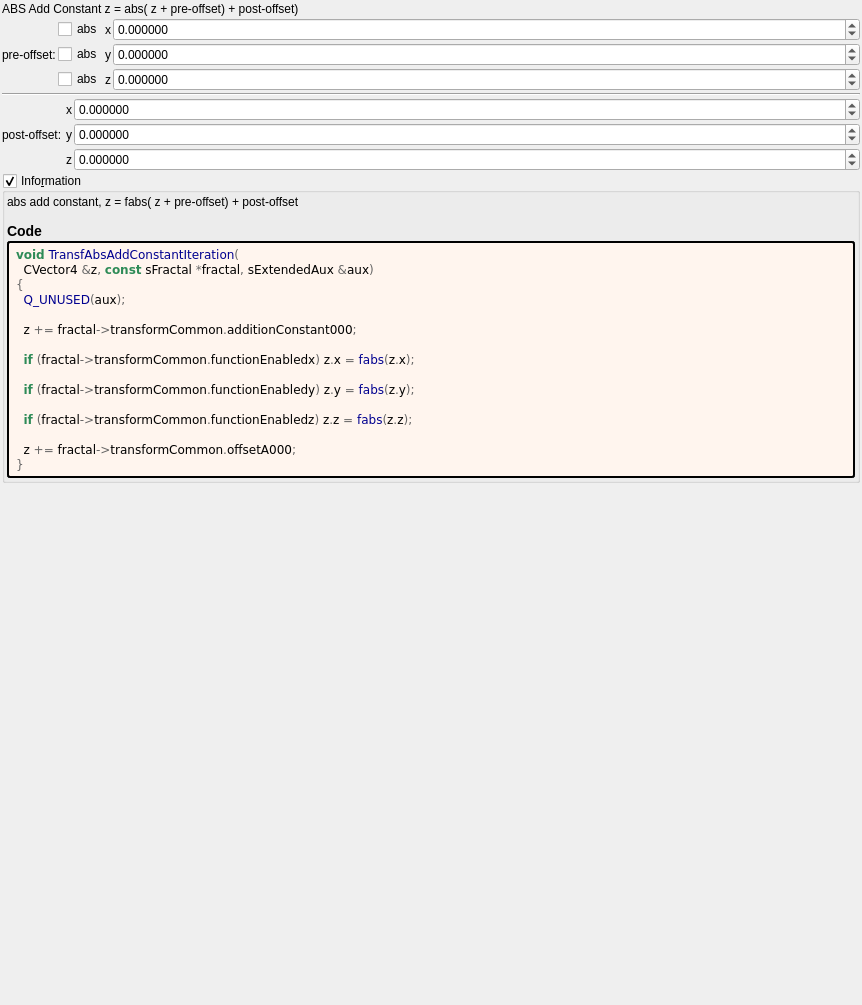
buddhi1980/mandelbulber2, file mandelbulber2/formula/ui/transf_abs_add_constant.ui: the form before one commit.
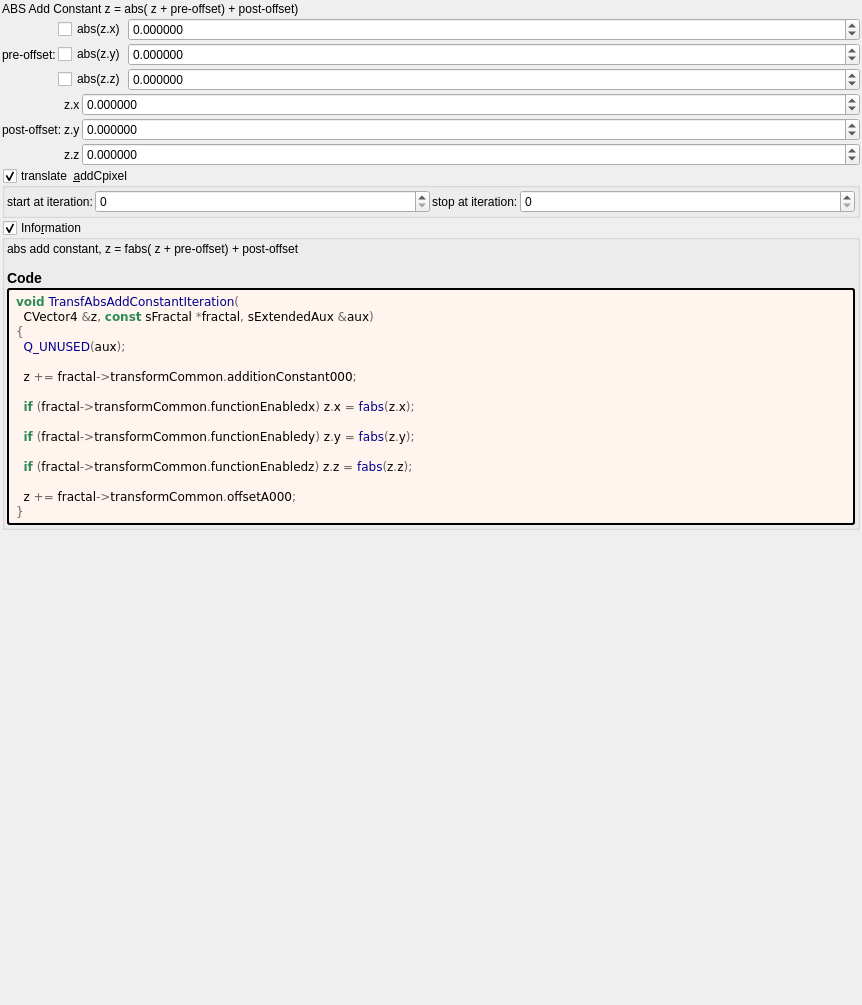
The form after the commit. Custom widgets are drawn as their Qt base class.

Commit message: transf_abs_add_constant.ui enable translate cPixel

```diff
--- a/mandelbulber2/formula/ui/transf_abs_add_constant.ui
+++ b/mandelbulber2/formula/ui/transf_abs_add_constant.ui
@@ -37,50 +37,11 @@
     </widget>
    </item>
    <item>
-    <layout class="QGridLayout" name="gridLayout_4" columnstretch="0,0,0,1">
+    <layout class="QGridLayout" name="gridLayout_9" columnstretch="0,0,1">
      <property name="spacing">
       <number>2</number>
      </property>
-     <item row="1" column="0">
-      <widget class="QLabel" name="label_23">
-       <property name="text">
-        <string>pre-offset:</string>
-       </property>
-      </widget>
-     </item>
-     <item row="1" column="2">
-      <widget class="QLabel" name="label_25">
-       <property name="text">
-        <string notr="true">y</string>
-       </property>
-      </widget>
-     </item>
-     <item row="1" column="3">
-      <widget class="MyDoubleSpinBox" name="spinbox3_transf_addition_constant_y">
-       <property name="enabled">
-        <bool>true</bool>
-       </property>
-       <property name="sizePolicy">
-        <sizepolicy hsizetype="Minimum" vsizetype="Maximum">
-         <horstretch>0</horstretch>
-         <verstretch>0</verstretch>
-        </sizepolicy>
-       </property>
-       <property name="decimals">
-        <number>6</number>
-       </property>
-       <property name="minimum">
-        <double>-99.989999999999995</double>
-       </property>
-       <property name="maximum">
-        <double>99.989999999999995</double>
-       </property>
-       <property name="singleStep">
-        <double>0.100000000000000</double>
-       </property>
-      </widget>
-     </item>
-     <item row="0" column="3">
+     <item row="0" column="2">
       <widget class="MyDoubleSpinBox" name="spinbox3_transf_addition_constant_x">
        <property name="enabled">
         <bool>true</bool>
@@ -105,21 +66,32 @@
        </property>
       </widget>
      </item>
-     <item row="0" column="2">
-      <widget class="QLabel" name="label_22">
-       <property name="text">
-        <string notr="true">x</string>
+     <item row="1" column="2">
+      <widget class="MyDoubleSpinBox" name="spinbox3_transf_addition_constant_y">
+       <property name="enabled">
+        <bool>true</bool>
+       </property>
+       <property name="sizePolicy">
+        <sizepolicy hsizetype="Minimum" vsizetype="Maximum">
+         <horstretch>0</horstretch>
+         <verstretch>0</verstretch>
+        </sizepolicy>
+       </property>
+       <property name="decimals">
+        <number>6</number>
+       </property>
+       <property name="minimum">
+        <double>-99.989999999999995</double>
+       </property>
+       <property name="maximum">
+        <double>99.989999999999995</double>
+       </property>
+       <property name="singleStep">
+        <double>0.100000000000000</double>
        </property>
       </widget>
      </item>
      <item row="2" column="2">
-      <widget class="QLabel" name="label_24">
-       <property name="text">
-        <string notr="true">z</string>
-       </property>
-      </widget>
-     </item>
-     <item row="2" column="3">
       <widget class="MyDoubleSpinBox" name="spinbox3_transf_addition_constant_z">
        <property name="enabled">
         <bool>true</bool>
@@ -147,99 +119,67 @@
      <item row="0" column="1">
       <widget class="MyCheckBox" name="checkBox_transf_function_enabledx">
        <property name="text">
-        <string notr="true">abs</string>
+        <string notr="true">abs(z.x)</string>
        </property>
       </widget>
      </item>
      <item row="1" column="1">
       <widget class="MyCheckBox" name="checkBox_transf_function_enabledy">
        <property name="text">
-        <string notr="true">abs</string>
+        <string notr="true">abs(z.y)</string>
        </property>
       </widget>
      </item>
      <item row="2" column="1">
       <widget class="MyCheckBox" name="checkBox_transf_function_enabledz">
        <property name="text">
-        <string notr="true">abs</string>
+        <string notr="true">abs(z.z)</string>
+       </property>
+      </widget>
+     </item>
+     <item row="1" column="0">
+      <widget class="QLabel" name="label_23">
+       <property name="text">
+        <string>pre-offset:</string>
        </property>
       </widget>
      </item>
     </layout>
    </item>
    <item>
-    <layout class="QGridLayout" name="gridLayout_63" columnstretch="0,0,0,1">
+    <layout class="QGridLayout" name="gridLayout_8" columnstretch="0,0,1">
      <property name="spacing">
       <number>2</number>
      </property>
-     <item row="2" column="3">
-      <widget class="MyDoubleSpinBox" name="spinbox3_transf_offsetA_000_y">
-       <property name="sizePolicy">
-        <sizepolicy hsizetype="Minimum" vsizetype="Maximum">
-         <horstretch>0</horstretch>
-         <verstretch>0</verstretch>
-        </sizepolicy>
+     <item row="0" column="1">
+      <widget class="QLabel" name="label_122">
+       <property name="text">
+        <string notr="true">z.x</string>
        </property>
-       <property name="prefix">
-        <string/>
+      </widget>
+     </item>
+     <item row="2" column="1">
+      <widget class="QLabel" name="label_134">
+       <property name="text">
+        <string notr="true">z.z</string>
        </property>
-       <property name="suffix">
-        <string/>
+      </widget>
+     </item>
+     <item row="1" column="1">
+      <widget class="QLabel" name="label_133">
+       <property name="text">
+        <string notr="true">z.y</string>
        </property>
-       <property name="decimals">
-        <number>6</number>
-       </property>
-       <property name="minimum">
-        <double>-99.989999999999995</double>
-       </property>
-       <property name="maximum">
-        <double>99.989999999999995</double>
-       </property>
-       <property name="singleStep">
-        <double>0.100000000000000</double>
-       </property>
       </widget>
      </item>
-     <item row="2" column="0">
+     <item row="1" column="0">
       <widget class="QLabel" name="label_259">
        <property name="text">
         <string>post-offset:</string>
        </property>
       </widget>
      </item>
-     <item row="3" column="2">
-      <widget class="QLabel" name="label_125">
-       <property name="sizePolicy">
-        <sizepolicy hsizetype="Preferred" vsizetype="Preferred">
-         <horstretch>0</horstretch>
-         <verstretch>0</verstretch>
-        </sizepolicy>
-       </property>
-       <property name="text">
-        <string notr="true">z</string>
-       </property>
-       <property name="alignment">
-        <set>Qt::AlignRight|Qt::AlignTrailing|Qt::AlignVCenter</set>
-       </property>
-      </widget>
-     </item>
-     <item row="2" column="2">
-      <widget class="QLabel" name="label_119">
-       <property name="sizePolicy">
-        <sizepolicy hsizetype="Preferred" vsizetype="Preferred">
-         <horstretch>0</horstretch>
-         <verstretch>0</verstretch>
-        </sizepolicy>
-       </property>
-       <property name="text">
-        <string notr="true">y</string>
-       </property>
-       <property name="alignment">
-        <set>Qt::AlignRight|Qt::AlignTrailing|Qt::AlignVCenter</set>
-       </property>
-      </widget>
-     </item>
-     <item row="1" column="3">
+     <item row="0" column="2">
       <widget class="MyDoubleSpinBox" name="spinbox3_transf_offsetA_000_x">
        <property name="sizePolicy">
         <sizepolicy hsizetype="Minimum" vsizetype="Maximum">
@@ -267,30 +207,35 @@
        </property>
       </widget>
      </item>
-     <item row="0" column="0" colspan="4">
-      <widget class="Line" name="line_53">
-       <property name="orientation">
-        <enum>Qt::Horizontal</enum>
-       </property>
-      </widget>
-     </item>
      <item row="1" column="2">
-      <widget class="QLabel" name="label_118">
+      <widget class="MyDoubleSpinBox" name="spinbox3_transf_offsetA_000_y">
        <property name="sizePolicy">
-        <sizepolicy hsizetype="Preferred" vsizetype="Preferred">
+        <sizepolicy hsizetype="Minimum" vsizetype="Maximum">
          <horstretch>0</horstretch>
          <verstretch>0</verstretch>
         </sizepolicy>
        </property>
-       <property name="text">
-        <string notr="true">x</string>
+       <property name="prefix">
+        <string/>
        </property>
-       <property name="alignment">
-        <set>Qt::AlignRight|Qt::AlignTrailing|Qt::AlignVCenter</set>
+       <property name="suffix">
+        <string/>
+       </property>
+       <property name="decimals">
+        <number>6</number>
+       </property>
+       <property name="minimum">
+        <double>-99.989999999999995</double>
+       </property>
+       <property name="maximum">
+        <double>99.989999999999995</double>
+       </property>
+       <property name="singleStep">
+        <double>0.100000000000000</double>
        </property>
       </widget>
      </item>
-     <item row="3" column="3">
+     <item row="2" column="2">
       <widget class="MyDoubleSpinBox" name="spinbox3_transf_offsetA_000_z">
        <property name="sizePolicy">
         <sizepolicy hsizetype="Minimum" vsizetype="Maximum">
@@ -320,6 +265,83 @@
      </item>
     </layout>
    </item>
+   <item>
+    <widget class="MyGroupBox" name="groupCheck_transf_addCpixel_enabled_false">
+     <property name="title">
+      <string>translate  &amp;addCpixel </string>
+     </property>
+     <property name="checkable">
+      <bool>true</bool>
+     </property>
+     <layout class="QVBoxLayout" name="verticalLayout_15" stretch="0">
+      <property name="spacing">
+       <number>2</number>
+      </property>
+      <property name="leftMargin">
+       <number>2</number>
+      </property>
+      <property name="topMargin">
+       <number>2</number>
+      </property>
+      <property name="rightMargin">
+       <number>2</number>
+      </property>
+      <property name="bottomMargin">
+       <number>2</number>
+      </property>
+      <item>
+       <layout class="QHBoxLayout" name="horizontalLayout_14" stretch="0,1,0,1">
+        <item>
+         <widget class="QLabel" name="label_95">
+          <property name="text">
+           <string>start at iteration:</string>
+          </property>
+         </widget>
+        </item>
+        <item>
+         <widget class="MySpinBox" name="spinboxInt_transf_start_iterations_D">
+          <property name="sizePolicy">
+           <sizepolicy hsizetype="Minimum" vsizetype="Maximum">
+            <horstretch>0</horstretch>
+            <verstretch>0</verstretch>
+           </sizepolicy>
+          </property>
+          <property name="minimum">
+           <number>0</number>
+          </property>
+          <property name="maximum">
+           <number>999</number>
+          </property>
+          <property name="value">
+           <number>0</number>
+          </property>
+         </widget>
+        </item>
+        <item>
+         <widget class="QLabel" name="label_67">
+          <property name="text">
+           <string>stop at iteration:</string>
+          </property>
+         </widget>
+        </item>
+        <item>
+         <widget class="MySpinBox" name="spinboxInt_transf_stop_iterations_D1">
+          <property name="sizePolicy">
+           <sizepolicy hsizetype="Preferred" vsizetype="Maximum">
+            <horstretch>0</horstretch>
+            <verstretch>0</verstretch>
+           </sizepolicy>
+          </property>
+          <property name="maximum">
+           <number>999</number>
+          </property>
+         </widget>
+        </item>
+       </layout>
+      </item>
+     </layout>
+    </widget>
+   </item>
    <item>
     <widget class="MyGroupBox" name="groupCheck_info">
      <property name="title">
@@ -420,6 +442,11 @@
   </layout>
  </widget>
  <customwidgets>
+  <customwidget>
+   <class>MyDoubleSpinBox</class>
+   <extends>QDoubleSpinBox</extends>
+   <header>my_double_spin_box.h</header>
+  </customwidget>
   <customwidget>
    <class>MyGroupBox</class>
    <extends>QGroupBox</extends>
@@ -432,9 +459,9 @@
    <header>my_check_box.h</header>
   </customwidget>
   <customwidget>
-   <class>MyDoubleSpinBox</class>
-   <extends>QDoubleSpinBox</extends>
-   <header>my_double_spin_box.h</header>
+   <class>MySpinBox</class>
+   <extends>QSpinBox</extends>
+   <header>my_spin_box.h</header>
   </customwidget>
  </customwidgets>
  <tabstops>
```
Left out of the diff: 10 changed lines with no effect on the pictures. The commit also changes 8 other files.
